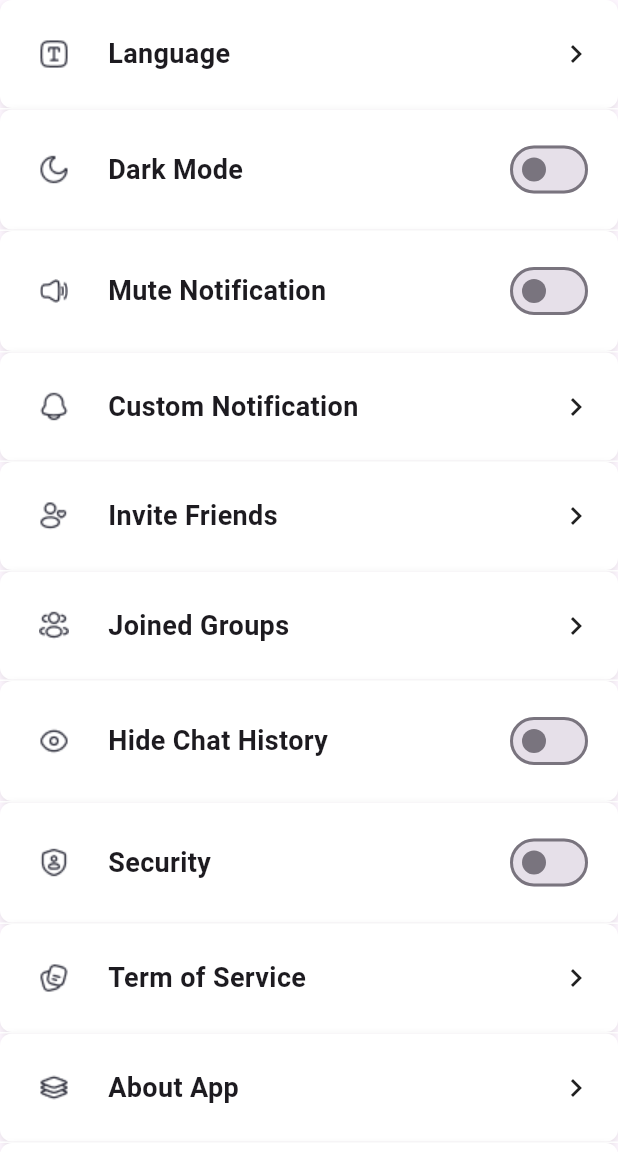
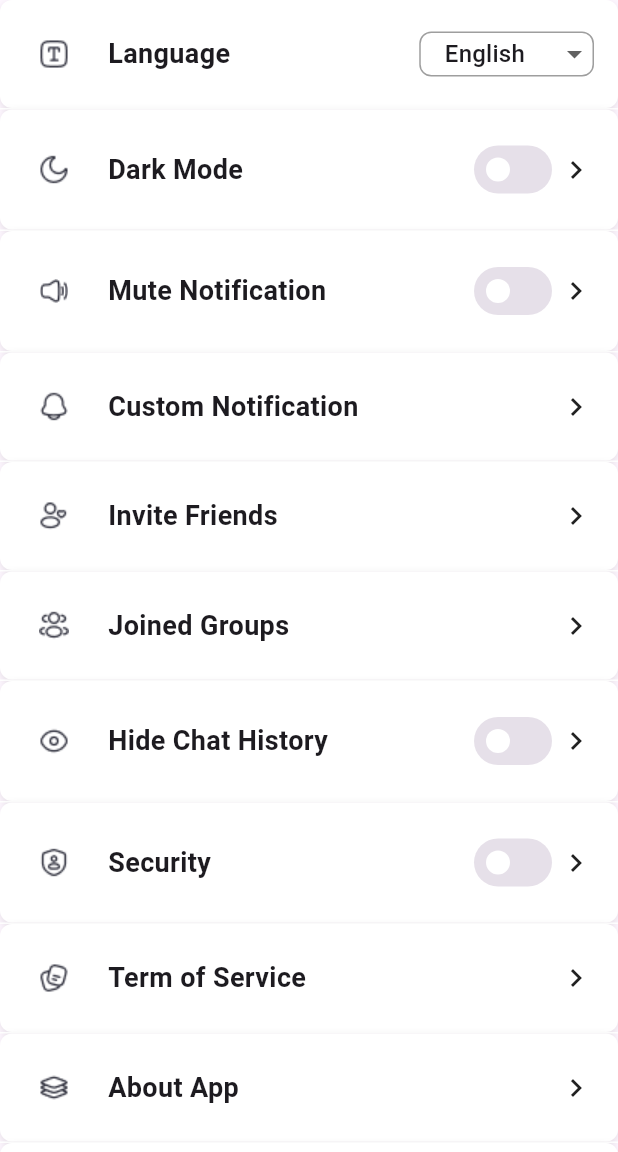
Before and after one commit to hamad-mf/real_chat, a Flutter app: the MoreScreen screen opened directly, on a phone screen of 412 x 824 dp, the part 84-1236 px from its top. Run offline on Flutter 3.47's test engine with Material 3 defaults, Android fonts, the phone set to English and light mode, and no system bars; drawn by our look-alikes of dropdown_button2; our stand-ins replace cloud_firestore, firebase_auth, firebase_core, flutter_custom_clippers, google_sign_in, image_picker and 3 more; accounts and stored records are empty.

Commit message:
more screen finishing

```diff
--- a/lib/View/More Screen/more_screen.dart
+++ b/lib/View/More Screen/more_screen.dart
@@ -1,7 +1,9 @@
+import 'package:dropdown_button2/dropdown_button2.dart';
 import 'package:flutter/material.dart';
 import 'package:real_chat/Utils/color_constants.dart';
 
 import 'package:real_chat/View/Widgets/responsive_helper.dart';
+import 'package:shared_preferences/shared_preferences.dart';
 
 class MoreScreen extends StatefulWidget {
   const MoreScreen({super.key});
@@ -11,7 +13,76 @@ class MoreScreen extends StatefulWidget {
 }
 
 class _MoreScreenState extends State<MoreScreen> {
+  Widget _buildLanguageDropdown() {
+    return DropdownButtonHideUnderline(
+      child: DropdownButton2<String>(
+        isExpanded: false,
+        value: selectedLanguage,
+        items: languages.map((String language) {
+          return DropdownMenuItem<String>(
+            value: language,
+            child: Text(language),
+          );
+        }).toList(),
+        onChanged: (String? newValue) async {
+          if (newValue != null) {
+            setState(() {
+              selectedLanguage = newValue;
+            });
+            final prefs = await SharedPreferences.getInstance();
+            prefs.setString('selectedLanguage', newValue);
+          }
+        },
+        buttonStyleData: ButtonStyleData(
+          height: 30,
+          padding: const EdgeInsets.symmetric(horizontal: 0),
+          decoration: BoxDecoration(
+            border: Border.all(color: Colors.grey),
+            borderRadius: BorderRadius.circular(8),
+            color: Colors.white,
+          ),
+        ),
+        dropdownStyleData: DropdownStyleData(
+          direction: DropdownDirection.right, // ✅ force downward opening
+          maxHeight: 200,
+          decoration: BoxDecoration(
+            borderRadius: BorderRadius.circular(8),
+          ),
+        ),
+        iconStyleData: const IconStyleData(
+          icon: Icon(Icons.arrow_drop_down),
+        ),
+      ),
+    );
+  }
+
+  String selectedLanguage = 'English'; // default language
+  List<String> languages = ['English', 'Spanish', 'Hindi'];
   bool showPopup = false;
+  Map<String, bool> switchStates = {
+    'darkMode': false,
+    'muteNotification': false,
+    'hideChatHistory': false,
+    'security': false,
+  };
+
+  @override
+  void initState() {
+    super.initState();
+    _loadSwitchStates();
+  }
+
+  void _loadSwitchStates() async {
+    final prefs = await SharedPreferences.getInstance();
+    setState(() {
+      switchStates['darkMode'] = prefs.getBool('darkMode') ?? false;
+      switchStates['muteNotification'] =
+          prefs.getBool('muteNotification') ?? false;
+      switchStates['hideChatHistory'] =
+          prefs.getBool('hideChatHistory') ?? false;
+      switchStates['security'] = prefs.getBool('security') ?? false;
+    });
+  }
 
   @override
   Widget build(BuildContext context) {
@@ -19,17 +90,19 @@ class _MoreScreenState extends State<MoreScreen> {
       {
         "name": 'Language',
         'image': 'assets/images/lang.png',
-        'trailing': 'arrow'
+        'trailing': 'dropdown'
       },
       {
         "name": 'Dark Mode',
         'image': 'assets/images/moon.png',
-        'trailing': 'switch'
+        'trailing': 'switch',
+        'key': 'darkMode'
       },
       {
         "name": 'Mute Notification',
         'image': 'assets/images/mute.png',
-        'trailing': 'switch'
+        'trailing': 'switch',
+        'key': 'muteNotification'
       },
       {
         "name": 'Custom Notification',
@@ -39,7 +112,8 @@ class _MoreScreenState extends State<MoreScreen> {
       {
         "name": 'Invite Friends',
         'image': 'assets/images/invite.png',
-        'trailing': 'arrow'
+        'trailing': 'arrow',
+        'route': '/InviteFriends'
       },
       {
         "name": 'Joined Groups',
@@ -49,22 +123,27 @@ class _MoreScreenState extends State<MoreScreen> {
       {
         "name": 'Hide Chat History',
         'image': 'assets/images/hide.png',
-        'trailing': 'switch'
+        'trailing': 'switch',
+        'key': 'hideChatHistory'
       },
       {
         "name": 'Security',
         'image': 'assets/images/secure.png',
-        'trailing': 'switch'
+        'trailing': 'switch',
+        'key': 'security',
+        'route': '/Security'
       },
       {
         "name": 'Term of Service',
         'image': 'assets/images/terms.png',
-        'trailing': 'arrow'
+        'trailing': 'arrow',
+        'route': '/Terms'
       },
       {
         "name": 'About App',
         'image': 'assets/images/about.png',
-        'trailing': 'arrow'
+        'trailing': 'arrow',
+        'route': '/About'
       },
       {
         "name": 'Help Center',
@@ -77,6 +156,7 @@ class _MoreScreenState extends State<MoreScreen> {
         'trailing': 'arrow'
       }
     ];
+
     ResponsiveHelper.init(context);
     return Scaffold(
       body: Stack(
@@ -126,8 +206,22 @@ class _MoreScreenState extends State<MoreScreen> {
                     color: Colors.white,
                   ),
                   itemBuilder: (context, index) {
-                    bool switchValue = false;
-                    return Container(
+                    final item = items[index];
+                    final isSwitch = item['trailing'] == 'switch';
+                    final key = item['key'];
+                    final route = item['route'];
+                    final switchValue =
+                        key != null ? switchStates[key] ?? false : false;
+
+                    return InkWell(
+                      onTap: () {
+                        if (route != null) {
+                          Navigator.pushNamed(context, route).then((_) {
+                            _loadSwitchStates();
+                          });
+                        }
+                      },
+                      child: Container(
                         padding: const EdgeInsets.all(16),
                         decoration: BoxDecoration(
                           color: Colors.white,
@@ -157,17 +251,20 @@ class _MoreScreenState extends State<MoreScreen> {
                             ),
                             const Spacer(),
                             _buildTrailingWidget(
-                            items[index]['trailing'],
+                              item['trailing'],
                               switchValue,
+                              key,
                               (newValue) {
-                              // Handle switch state changes
+                                if (key != null) {
                                   setState(() {
-                                switchValue = newValue;
+                                    switchStates[key] = newValue;
                                   });
-                              // Add any additional logic here
+                                }
                               },
+                              itemName: item['name'],
                             ),
                           ],
+                        ),
                       ),
                     );
                   },
@@ -235,20 +332,42 @@ class _MoreScreenState extends State<MoreScreen> {
   }
 
   Widget _buildTrailingWidget(
-      String type, bool value, Function(bool)? onChanged) {
+      String type, bool value, String? key, Function(bool)? onChanged,
+      {String? itemName}) {
+    if (itemName == 'Language') {
+      return _buildLanguageDropdown();
+    }
+
     switch (type) {
       case 'arrow':
         return const Icon(Icons.chevron_right);
       case 'switch':
-        return Switch(
+        return Row(
+          mainAxisSize: MainAxisSize.min,
+          children: [
+            Switch(
+              thumbColor: WidgetStatePropertyAll(Colors.white),
+              trackOutlineColor: WidgetStatePropertyAll(Colors.transparent),
+              inactiveThumbColor: Colors.white,
               value: value,
-          onChanged: onChanged,
+              onChanged: (newValue) {
+                if (key != null) {
+                  setState(() {
+                    switchStates[key] = newValue;
+                  });
+                  // Save to SharedPreferences immediately
+                  SharedPreferences.getInstance().then((prefs) {
+                    prefs.setBool(key, newValue);
+                  });
+                }
+              },
               activeColor: ColorConstants.AppBarBlue,
+            ),
+            const Icon(Icons.chevron_right),
+          ],
         );
-      case 'none':
+      default:
         return const SizedBox.shrink();
-      default:
-        return const Icon(Icons.chevron_right);
     }
   }
 }
--- a/pubspec.yaml
+++ b/pubspec.yaml
@@ -35,6 +35,7 @@ dependencies:
   firebase_auth: ^5.3.3
   shared_preferences: ^2.2.0
   google_sign_in: ^6.1.0
+  dropdown_button2: ^2.3.8
   cloud_firestore: ^5.5.0
   provider: ^6.1.2
 
```
Also changed, not shown: lib/View/About App/about_app_screen.dart (added, +89 -0 lines), lib/View/Invite Friends Screen/invite_friends_screen.dart (added, +126 -0 lines), lib/View/Security Screen/security_screen.dart (added, +262 -0 lines), lib/View/Terms and Services Screen/terms_and_services_screen.dart (added, +37 -0 lines), lib/main.dart (+16 -5 lines), assets/images/Discord.png (added), assets/images/Facebook.png (added), assets/images/Fingerprint.png (added), assets/images/Messenger.png (added), assets/images/Skype.png (added), assets/images/Telegram.png (added), assets/images/Weechat.png (added), assets/images/Whatsapp.png (added), assets/images/face.png (added), 3 more files. Lines whose indentation alone changed are shown as unchanged.
